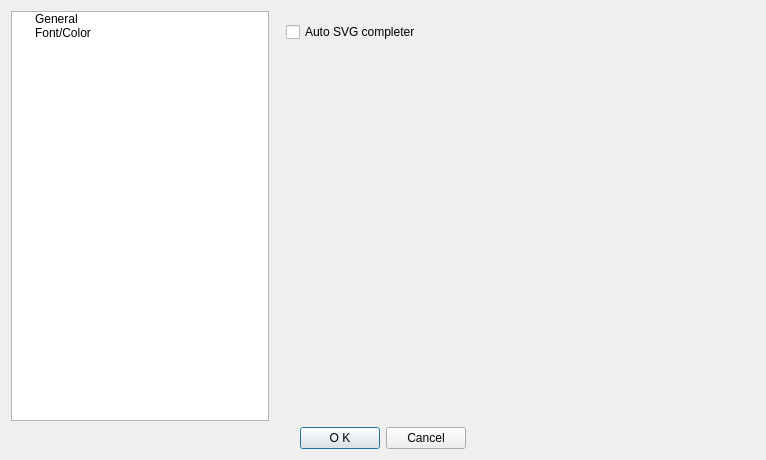
shigmas/viMarkdown, file viMarkdown/src/SettingsDialog.ui: the form before one commit.
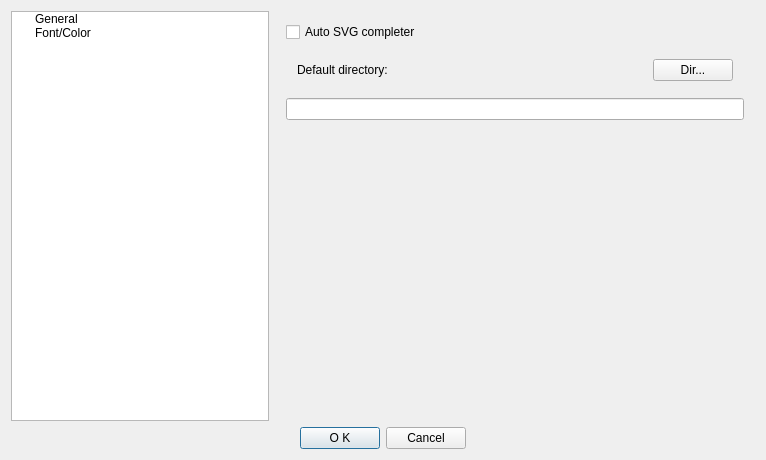
The form after the commit.

Patch:
```diff
--- a/viMarkdown/src/SettingsDialog.ui
+++ b/viMarkdown/src/SettingsDialog.ui
@@ -450,6 +450,48 @@
            </property>
           </widget>
          </item>
+         <item>
+          <widget class="QWidget" name="widget" native="true">
+           <property name="minimumSize">
+            <size>
+             <width>0</width>
+             <height>40</height>
+            </size>
+           </property>
+           <layout class="QHBoxLayout" name="horizontalLayout_4">
+            <item>
+             <widget class="QLabel" name="label_17">
+              <property name="text">
+               <string>Default directory:</string>
+              </property>
+             </widget>
+            </item>
+            <item>
+             <spacer name="horizontalSpacer_3">
+              <property name="orientation">
+               <enum>Qt::Orientation::Horizontal</enum>
+              </property>
+              <property name="sizeHint" stdset="0">
+               <size>
+                <width>259</width>
+                <height>20</height>
+               </size>
+              </property>
+             </spacer>
+            </item>
+            <item>
+             <widget class="QPushButton" name="defaultDirPB">
+              <property name="text">
+               <string>Dir...</string>
+              </property>
+             </widget>
+            </item>
+           </layout>
+          </widget>
+         </item>
+         <item>
+          <widget class="QLineEdit" name="defaultDir"/>
+         </item>
          <item>
           <spacer name="page_6_verticalSpacer">
            <property name="orientation">
```
